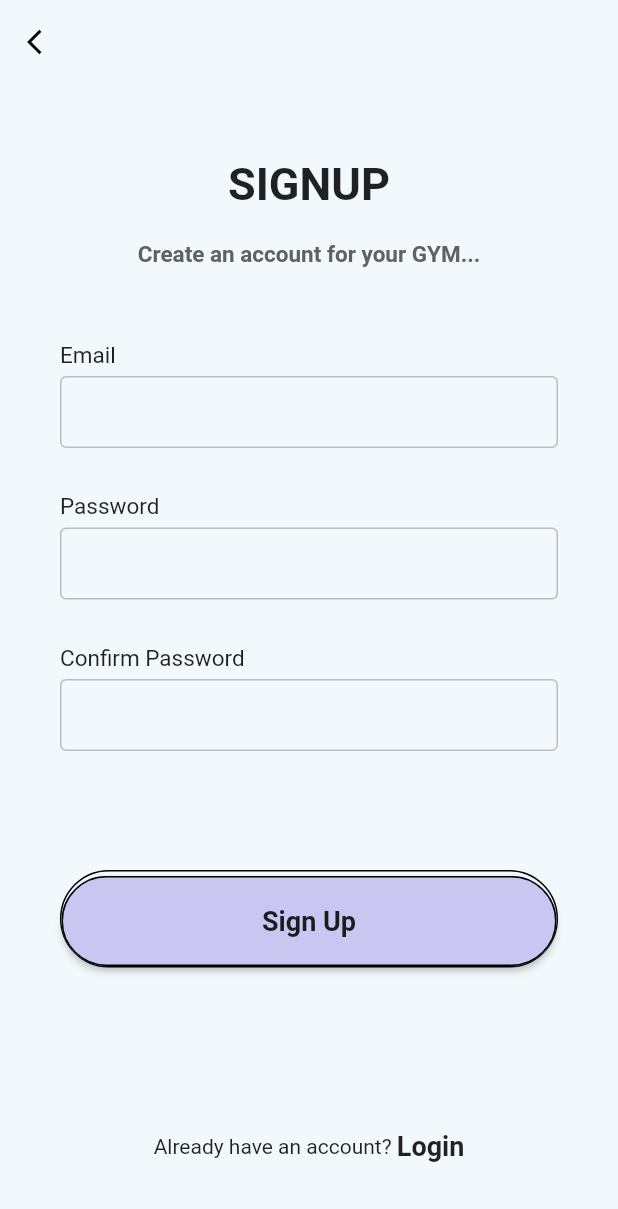
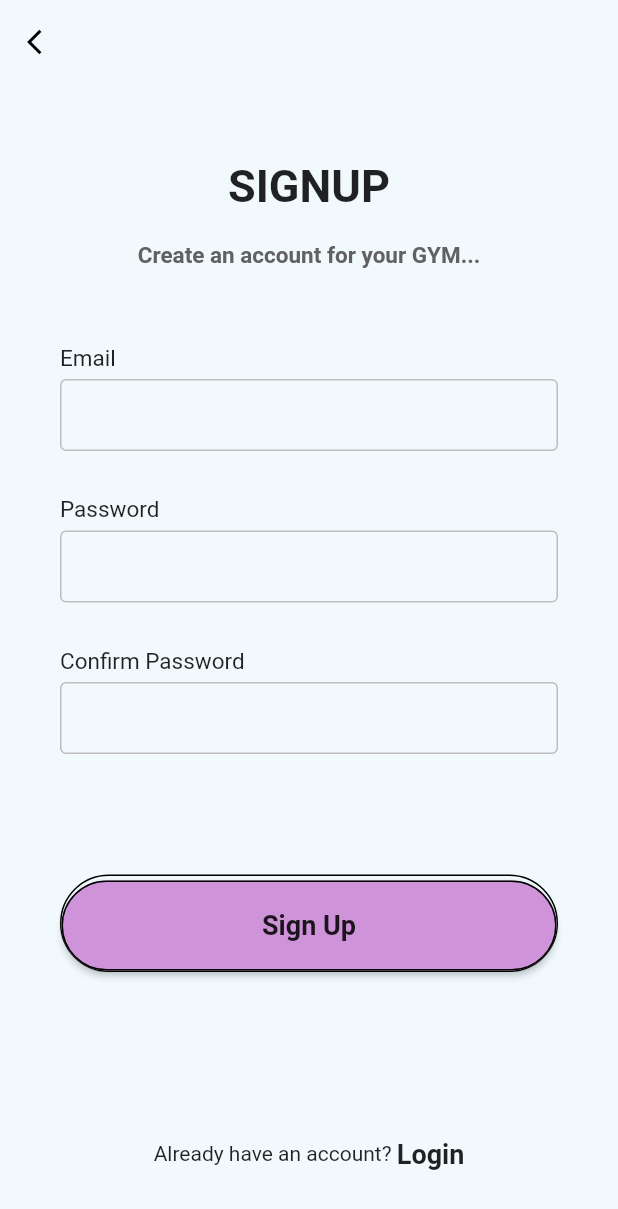
Before and after one commit to risdatamamal/Gym-Management-System, a Flutter app: the screen it shows after launch, after a tap on "Sign Up", on a phone screen of 412 x 824 dp. Shown: the top 1209 px of the screen. Run offline on Flutter 3.47's test engine with Material 2 defaults, Android fonts, the phone set to English and light mode, and no system bars; our stand-ins replace simple_animations, supercharged; Roboto replaces fonts that are missing (OpenSans-Regular).

Commit message:
Fade Animation Added
Welcome, Signup, & Login screens are now embedded with fade animation

```diff
--- /dev/null
+++ b/lib/animation/fade_animation.dart
@@ -0,0 +1,32 @@
+import 'package:flutter/material.dart';
+import 'package:simple_animations/simple_animations.dart';
+import 'package:supercharged/supercharged.dart';
+
+enum AniProps { opacity, translateY }
+
+class FadeAnimation extends StatelessWidget {
+  final double delay;
+  final Widget child;
+
+  FadeAnimation(this.delay, this.child, {AssetImage image});
+
+  @override
+  Widget build(BuildContext context) {
+    final tween = MultiTween<AniProps>()
+      ..add(AniProps.opacity, 0.0.tweenTo(1.0), 500.milliseconds)
+      ..add(AniProps.translateY, (-30.0).tweenTo(0.0), 500.milliseconds,
+          Curves.easeOut);
+
+    return PlayAnimation<MultiTweenValues<AniProps>>(
+      delay: Duration(milliseconds: (500 * delay).round()),
+      duration: tween.duration,
+      tween: tween,
+      child: child,
+      builder: (context, child, value) => Opacity(
+        opacity: value.get(AniProps.opacity),
+        child: Transform.translate(
+            offset: Offset(0, value.get(AniProps.translateY)), child: child),
+      ),
+    );
+  }
+}
--- a/lib/screens/login_page.dart
+++ b/lib/screens/login_page.dart
@@ -1,4 +1,5 @@
 import 'package:flutter/material.dart';
+import 'package:my_gym_manager/animation/fade_animation.dart';
 
 class LoginPage extends StatelessWidget {
   @override
@@ -33,6 +34,8 @@ class LoginPage extends StatelessWidget {
                   children: [
                     Column(
                       children: [
+                        FadeAnimation(
+                          1.0,
                           Text(
                             'LOGIN',
                             style: TextStyle(
@@ -40,9 +43,12 @@ class LoginPage extends StatelessWidget {
                               fontWeight: FontWeight.bold,
                             ),
                           ),
+                        ),
                         SizedBox(
                           height: 20.0,
                         ),
+                        FadeAnimation(
+                          1.2,
                           Text(
                             'Login to your GYM',
                             style: TextStyle(
@@ -51,22 +57,31 @@ class LoginPage extends StatelessWidget {
                               fontWeight: FontWeight.w700,
                             ),
                           ),
+                        ),
                       ],
                     ),
                     Padding(
                       padding: EdgeInsets.symmetric(horizontal: 40.0),
                       child: Column(
                         children: [
+                          FadeAnimation(
+                            1.3,
                             makeInput(
                               lable: 'Email',
                             ),
+                          ),
+                          FadeAnimation(
+                            1.4,
                             makeInput(
                               lable: 'Password',
                               obscureText: true,
                             ),
+                          ),
                         ],
                       ),
                     ),
+                    FadeAnimation(
+                      1.5,
                       Padding(
                         padding: EdgeInsets.symmetric(
                           horizontal: 40.0,
@@ -112,9 +127,12 @@ class LoginPage extends StatelessWidget {
                           ),
                         ),
                       ),
+                    ),
                     SizedBox(
                       height: 10.0,
                     ),
+                    FadeAnimation(
+                      1.6,
                       Row(
                         mainAxisAlignment: MainAxisAlignment.center,
                         children: [
@@ -130,9 +148,12 @@ class LoginPage extends StatelessWidget {
                           )
                         ],
                       ),
+                    ),
                   ],
                 ),
               ),
+              FadeAnimation(
+                1.7,
                 Container(
                   height: MediaQuery.of(context).size.height / 3,
                   decoration: BoxDecoration(
@@ -140,6 +161,7 @@ class LoginPage extends StatelessWidget {
                       image: AssetImage(
                           'assets/images/gym_club_fitness_center-512.png'),
                       fit: BoxFit.fitHeight,
+                    ),
                   ),
                 ),
               ),
--- a/lib/screens/signup_page.dart
+++ b/lib/screens/signup_page.dart
@@ -1,10 +1,11 @@
 import 'package:flutter/material.dart';
+import 'package:my_gym_manager/animation/fade_animation.dart';
 
 class SignupPage extends StatelessWidget {
   @override
   Widget build(BuildContext context) {
     return Scaffold(
-      resizeToAvoidBottomInset: false,
+      resizeToAvoidBottomInset: true,
       appBar: AppBar(
         elevation: 0,
         brightness: Brightness.light,
@@ -21,18 +22,18 @@ class SignupPage extends StatelessWidget {
         ),
       ),
       body: SafeArea(
+        child: SingleChildScrollView(
           child: Container(
-          height: MediaQuery.of(context).size.height,
+            padding: EdgeInsets.symmetric(horizontal: 40.0),
+            height: MediaQuery.of(context).size.height - 50,
             width: double.infinity,
-          child: Column(
-            mainAxisAlignment: MainAxisAlignment.spaceBetween,
-            children: [
-              Expanded(
             child: Column(
               mainAxisAlignment: MainAxisAlignment.spaceEvenly,
               children: [
                 Column(
                   children: [
+                    FadeAnimation(
+                      1.0,
                       Text(
                         'SIGNUP',
                         style: TextStyle(
@@ -40,9 +41,12 @@ class SignupPage extends StatelessWidget {
                           fontWeight: FontWeight.bold,
                         ),
                       ),
+                    ),
                     SizedBox(
                       height: 20.0,
                     ),
+                    FadeAnimation(
+                      1.2,
                       Text(
                         'Create an account for your GYM...',
                         style: TextStyle(
@@ -51,31 +55,36 @@ class SignupPage extends StatelessWidget {
                           fontWeight: FontWeight.w700,
                         ),
                       ),
+                    ),
                   ],
                 ),
-                    Padding(
-                      padding: EdgeInsets.symmetric(horizontal: 40.0),
-                      child: Column(
+                Column(
                   children: [
+                    FadeAnimation(
+                      1.3,
                       makeInput(
                         lable: 'Email',
                       ),
+                    ),
+                    FadeAnimation(
+                      1.4,
                       makeInput(
                         lable: 'Password',
                         obscureText: true,
                       ),
+                    ),
+                    FadeAnimation(
+                      1.5,
                       makeInput(
                         lable: 'Confirm Password',
                         obscureText: true,
                       ),
+                    ),
                   ],
                 ),
-                    ),
-                    Padding(
-                      padding: EdgeInsets.symmetric(
-                        horizontal: 40.0,
-                      ),
-                      child: Container(
+                FadeAnimation(
+                  1.6,
+                  Container(
                     padding: EdgeInsets.only(
                       top: 3.0,
                     ),
@@ -100,7 +109,7 @@ class SignupPage extends StatelessWidget {
                       minWidth: double.infinity,
                       height: 60.0,
                       onPressed: () {},
-                          color: Color(0xFFC9C7F1),
+                      color: Colors.purple[200],
                       shape: RoundedRectangleBorder(
                           side: BorderSide(
                             color: Colors.black,
@@ -119,6 +128,8 @@ class SignupPage extends StatelessWidget {
                 SizedBox(
                   height: 10.0,
                 ),
+                FadeAnimation(
+                  1.7,
                   Row(
                     mainAxisAlignment: MainAxisAlignment.center,
                     children: [
@@ -134,10 +145,9 @@ class SignupPage extends StatelessWidget {
                       )
                     ],
                   ),
+                ),
               ],
             ),
-              ),
-            ],
           ),
         ),
       ),
--- a/lib/screens/welcome_page.dart
+++ b/lib/screens/welcome_page.dart
@@ -1,4 +1,5 @@
 import 'package:flutter/material.dart';
+import 'package:my_gym_manager/animation/fade_animation.dart';
 import 'package:my_gym_manager/screens/login_page.dart';
 import 'package:my_gym_manager/screens/signup_page.dart';
 
@@ -17,6 +18,8 @@ class WelcomePage extends StatelessWidget {
             children: [
               Column(
                 children: [
+                  FadeAnimation(
+                    1.0,
                     Text(
                       'WELCOME',
                       style: TextStyle(
@@ -26,9 +29,12 @@ class WelcomePage extends StatelessWidget {
                         decorationStyle: TextDecorationStyle.wavy,
                       ),
                     ),
+                  ),
                   SizedBox(
                     height: 20.0,
                   ),
+                  FadeAnimation(
+                    1.2,
                     Text(
                       'My GYM Manager enables you to manage your GYM related activities at your finger tips!',
                       textAlign: TextAlign.center,
@@ -38,8 +44,11 @@ class WelcomePage extends StatelessWidget {
                         fontWeight: FontWeight.w700,
                       ),
                     ),
+                  ),
                 ],
               ),
+              FadeAnimation(
+                1.4,
                 Container(
                   height: MediaQuery.of(context).size.height / 3,
                   decoration: BoxDecoration(
@@ -49,8 +58,11 @@ class WelcomePage extends StatelessWidget {
                     ),
                   ),
                 ),
+              ),
               Column(
                 children: [
+                  FadeAnimation(
+                    1.5,
                     Container(
                       padding: EdgeInsets.only(
                         top: 3.0,
@@ -98,9 +110,12 @@ class WelcomePage extends StatelessWidget {
                         ),
                       ),
                     ),
+                  ),
                   SizedBox(
                     height: 20.0,
                   ),
+                  FadeAnimation(
+                    1.6,
                     Container(
                       padding: EdgeInsets.only(
                         top: 3.0,
@@ -149,6 +164,7 @@ class WelcomePage extends StatelessWidget {
                         ),
                       ),
                     ),
+                  ),
                 ],
               ),
             ],
--- a/pubspec.yaml
+++ b/pubspec.yaml
@@ -32,6 +32,7 @@ dependencies:
 dev_dependencies:
   flutter_test:
     sdk: flutter
+  simple_animations: ^2.4.2
 
 # For information on the generic Dart part of this file, see the
 # following page: https://dart.dev/tools/pub/pubspec
```
Also changed, not shown: pubspec.lock. Lines whose indentation alone changed are shown as unchanged.
